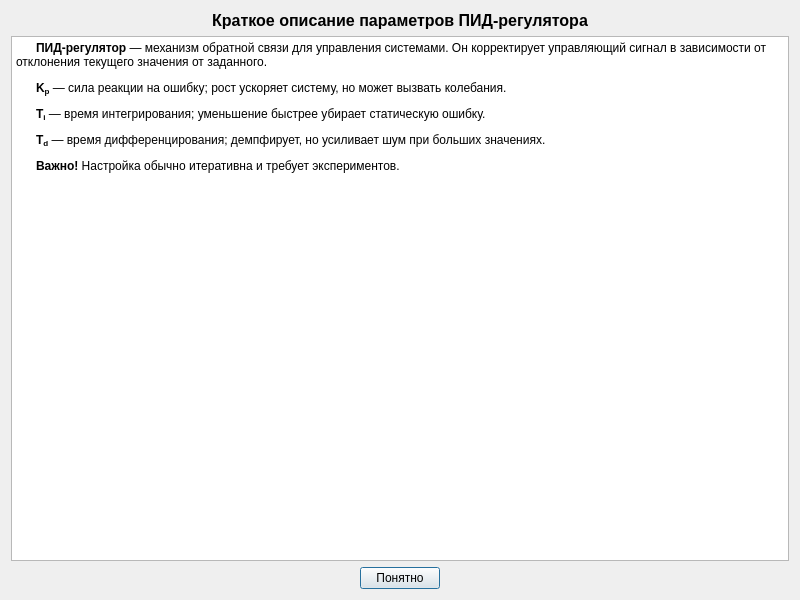
First picture: the form in ui/dialogs/help-dialog.ui, repository VadmanBat/Irbis, before the edit.
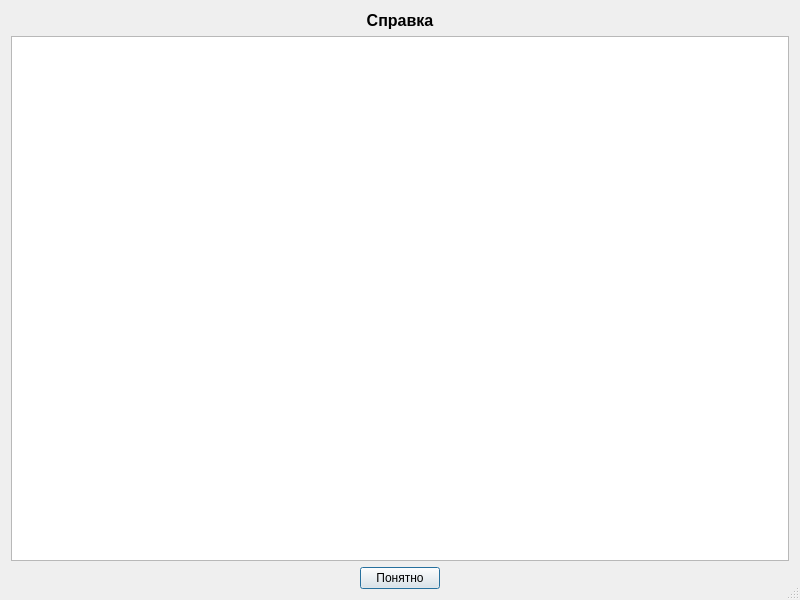
Second picture: the form after the edit.

```diff
--- a/ui/dialogs/help-dialog.ui
+++ b/ui/dialogs/help-dialog.ui
@@ -11,13 +11,16 @@
    </rect>
   </property>
   <property name="windowTitle">
-   <string>Справка по настройке ПИД-регулятора</string>
+   <string>Справка</string>
+  </property>
+  <property name="sizeGripEnabled">
+   <bool>true</bool>
   </property>
   <layout class="QVBoxLayout" name="verticalLayout">
    <item>
     <widget class="QLabel" name="titleLabel">
      <property name="text">
-      <string>Краткое описание параметров ПИД-регулятора</string>
+      <string>Справка</string>
      </property>
      <property name="alignment">
       <set>Qt::AlignCenter</set>
@@ -33,12 +36,7 @@
       <bool>true</bool>
      </property>
      <property name="html">
-      <string>&lt;style&gt;p { text-align: justify; text-indent: 20px; margin-bottom: 10px; }&lt;/style&gt;
-&lt;p&gt;&lt;b&gt;ПИД-регулятор&lt;/b&gt; — механизм обратной связи для управления системами. Он корректирует управляющий сигнал в зависимости от отклонения текущего значения от заданного.&lt;/p&gt;
-&lt;p&gt;&lt;b&gt;K&lt;sub&gt;p&lt;/sub&gt;&lt;/b&gt; — сила реакции на ошибку; рост ускоряет систему, но может вызвать колебания.&lt;/p&gt;
-&lt;p&gt;&lt;b&gt;T&lt;sub&gt;i&lt;/sub&gt;&lt;/b&gt; — время интегрирования; уменьшение быстрее убирает статическую ошибку.&lt;/p&gt;
-&lt;p&gt;&lt;b&gt;T&lt;sub&gt;d&lt;/sub&gt;&lt;/b&gt; — время дифференцирования; демпфирует, но усиливает шум при больших значениях.&lt;/p&gt;
-&lt;p&gt;&lt;b&gt;Важно!&lt;/b&gt; Настройка обычно итеративна и требует экспериментов.&lt;/p&gt;</string>
+      <string></string>
      </property>
     </widget>
    </item>
```
